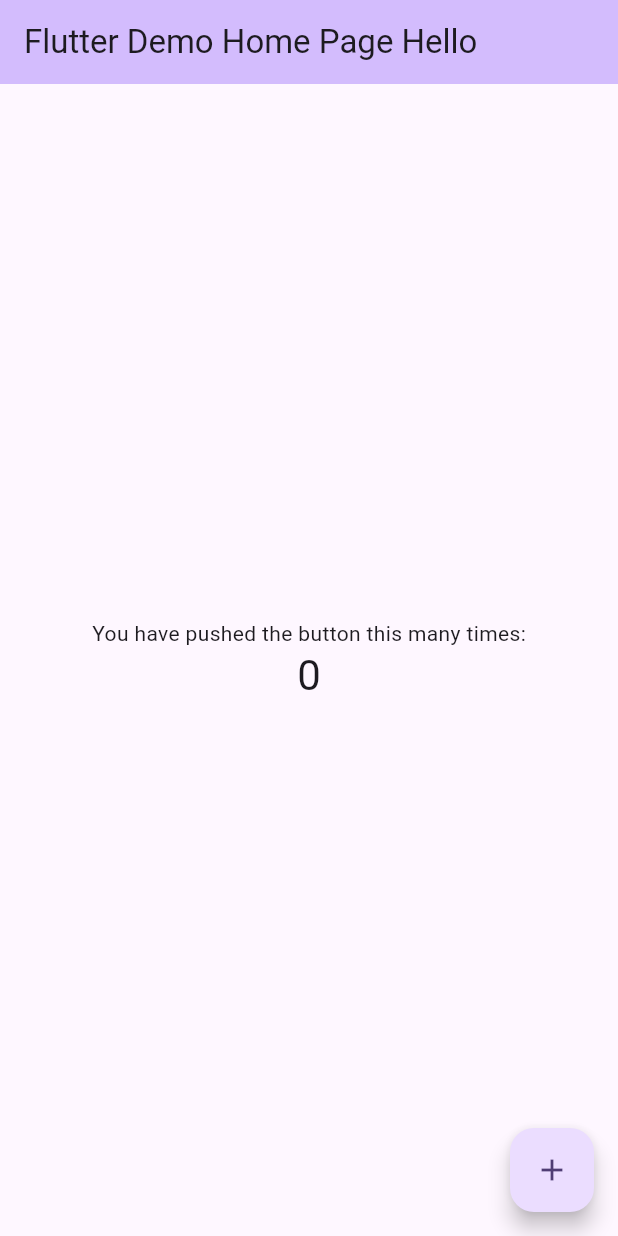
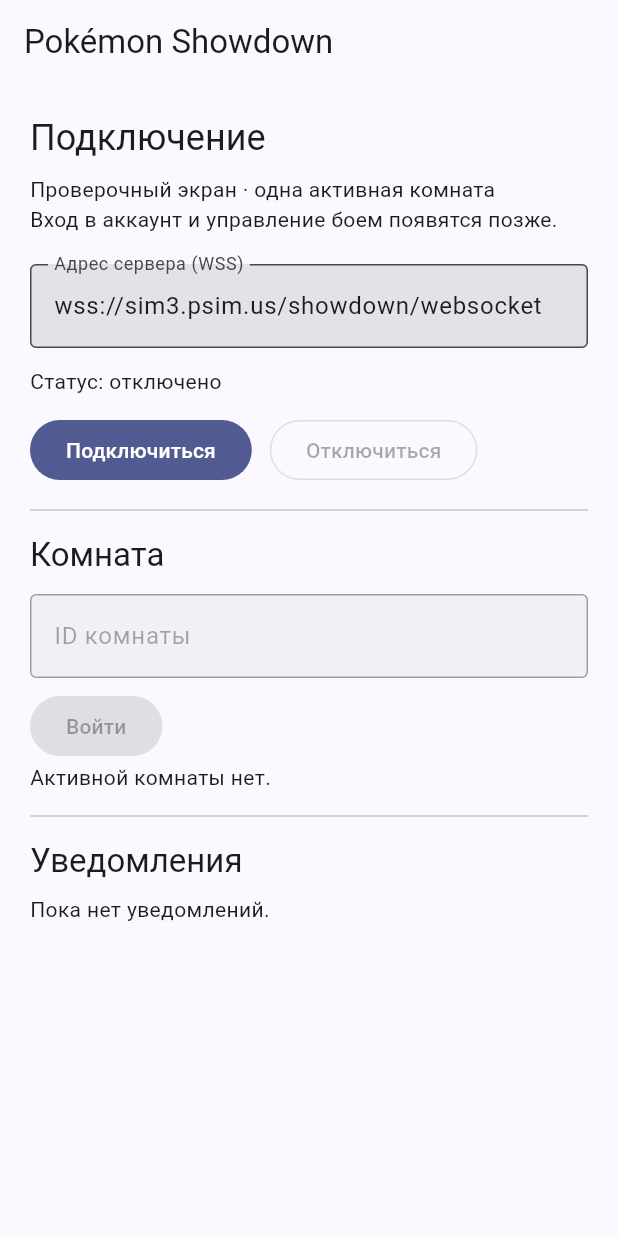
Before and after one commit to SlowBroshka/pokemon_showdown_client, a Flutter app: the screen it shows after launch, on a phone screen of 412 x 824 dp. Run offline on Flutter 3.47's test engine with Material 3 defaults, Android fonts, the phone set to English and light mode, and no system bars.

Commit message:
Add connection screen with one active room (#12)
Co-authored-by: vladk <vlad.kuz12@gmail.com>

```diff
--- /dev/null
+++ b/lib/features/connection/connection_controller.dart
@@ -0,0 +1,277 @@
+import 'dart:async';
+
+import 'package:flutter/foundation.dart';
+
+import '../../core/protocol/client_commands.dart';
+import '../../core/protocol/server_event_decoder.dart';
+import '../../core/rooms/room_router.dart';
+import '../../core/transport/showdown_transport.dart';
+
+/// Owns the transport and router. One selected room and one operation at a time.
+final class ConnectionController extends ChangeNotifier {
+  ConnectionController({
+    ShowdownTransport? transport,
+    this.roomTimeout = const Duration(seconds: 10),
+  }) : _transport = transport ?? ShowdownTransport() {
+    if (roomTimeout <= Duration.zero) {
+      throw ArgumentError('Timeout must be positive');
+    }
+    _router = RoomRouter(_transport);
+    _subscriptions.addAll([
+      _transport.statuses.listen(_onStatus),
+      _transport.failures.listen(
+        (failure) => _report(switch (failure.failure) {
+          TransportFailure.timeout => 'Время подключения истекло.',
+          TransportFailure.closed => 'Сервер закрыл соединение.',
+          TransportFailure.unsupportedMessage =>
+            'Сервер прислал неподдерживаемое сообщение.',
+          TransportFailure.send => 'Не удалось отправить команду.',
+          _ => 'Ошибка соединения. Попробуйте подключиться снова.',
+        }),
+      ),
+      _router.roomEvents.listen(_onRoom),
+      _router.globalEvents.listen(_onGlobal),
+    ]);
+  }
+
+  static const defaultEndpoint = 'wss://sim3.psim.us/showdown/websocket';
+  final ShowdownTransport _transport;
+  final Duration roomTimeout;
+  late final RoomRouter _router;
+  final _subscriptions = <StreamSubscription<dynamic>>[];
+  final _notices = <String>[];
+  RoomInfo? _room;
+  String? _joiningId;
+  bool _leaving = false;
+  bool _disconnecting = false;
+  bool _disposed = false;
+  Timer? _timer;
+  String? _error;
+  Future<void>? _cleanup;
+
+  TransportStatus get status => _transport.status;
+  RoomInfo? get room => _room;
+  String? get joiningId => _joiningId;
+  bool get leaving => _leaving;
+  bool get disconnecting => _disconnecting;
+  String? get error => _error;
+  List<String> get notices => List.unmodifiable(_notices);
+  bool get canConnect =>
+      !_disposed && !_disconnecting && status == TransportStatus.disconnected;
+  bool get canJoin =>
+      !_disposed &&
+      !_disconnecting &&
+      status == TransportStatus.connected &&
+      _room == null &&
+      _joiningId == null &&
+      !_leaving;
+  bool get canLeave =>
+      !_disposed &&
+      !_disconnecting &&
+      status == TransportStatus.connected &&
+      _room != null &&
+      !_room!.isStale &&
+      !_leaving;
+
+  Future<void> connect(String address) async {
+    if (!canConnect) return;
+    _error = null;
+    final uri = Uri.tryParse(address.trim());
+    if (uri == null ||
+        uri.scheme != 'wss' ||
+        uri.host.isEmpty ||
+        uri.userInfo.isNotEmpty ||
+        uri.hasFragment) {
+      _report('Введите WSS-адрес без логина, пароля и фрагмента.');
+      return;
+    }
+    _room = null;
+    try {
+      final pending = _transport.connect(uri);
+      _changed();
+      await pending;
+    } on TransportException {
+      // The failures stream reports network failures; cancellation is intentional.
+    } on ArgumentError {
+      _report('Некорректный адрес сервера.');
+    } on StateError {
+      _report('Подключение сейчас недоступно.');
+    }
+    _changed();
+  }
+
+  Future<void> disconnect() async {
+    if (_disposed || _disconnecting) return;
+    _disconnecting = true;
+    _clearOperation();
+    _stale();
+    final pending = _transport.disconnect();
+    _changed();
+    await pending;
+    _disconnecting = false;
+    _changed();
+  }
+
+  void join(String id) {
+    if (!canJoin) return;
+    final JoinRoomCommand command;
+    try {
+      command = JoinRoomCommand(roomId: id.trim());
+    } on ArgumentError {
+      _report('ID комнаты: строчные латинские буквы, цифры и дефисы.');
+      return;
+    }
+    _error = null;
+    _joiningId = command.roomId;
+    _awaitRoom();
+    _send(command);
+    _changed();
+  }
+
+  void leave() {
+    if (!canLeave) return;
+    _error = null;
+    _leaving = true;
+    _awaitRoom();
+    _send(LeaveRoomCommand(roomId: _room!.id));
+    _changed();
+  }
+
+  void _awaitRoom() {
+    _timer?.cancel();
+    _timer = Timer(roomTimeout, () {
+      _report(
+        'Сервер не подтвердил действие. Соединение закрыто; подключитесь снова.',
+      );
+      // A late init must not create a second room after a timed-out join.
+      unawaited(disconnect());
+    });
+  }
+
+  void _send(ClientCommand command) {
+    try {
+      _transport.send(command);
+    } on TransportException {
+      _clearOperation();
+    } on StateError {
+      _clearOperation();
+      _report('Нет соединения с сервером.');
+    }
+  }
+
+  void _onStatus(TransportStatus value) {
+    if (_disposed) return;
+    if (value == TransportStatus.disconnected ||
+        value == TransportStatus.disposed) {
+      _clearOperation();
+      _stale();
+    }
+    _notice(switch (value) {
+      TransportStatus.connecting => 'Подключение…',
+      TransportStatus.connected => 'Соединение установлено.',
+      _ => 'Соединение закрыто.',
+    });
+  }
+
+  void _onRoom(RoomEvent routed) {
+    if (_disposed || status != TransportStatus.connected || _disconnecting) {
+      return;
+    }
+    final event = routed.event;
+    final id = routed.roomId;
+    if (event is RoomInitEvent) {
+      if (_joiningId == id || _room?.id == id) {
+        _room = RoomInfo(id: id, type: event.roomType);
+        if (_joiningId == id) _clearOperation();
+        _notice('Вход в комнату подтверждён.');
+      } else {
+        // No unsolicited room becomes active. Keep the lower-level router general.
+        try {
+          _send(LeaveRoomCommand(roomId: id));
+        } on ArgumentError {
+          unawaited(disconnect());
+        }
+      }
+    } else if (event is RoomTitleEvent && _room?.id == id) {
+      _room = RoomInfo(id: id, type: _room!.type, title: event.title);
+      _changed();
+    } else if (event is RoomDeinitEvent &&
+        (_room?.id == id || _joiningId == id)) {
+      _room = null;
+      _clearOperation();
+      _notice('Выход из комнаты подтверждён.');
+    } else if (id == _joiningId || id == _room?.id) {
+      _onGlobal(event);
+    }
+  }
+
+  void _onGlobal(ServerEvent event) {
+    if (_disposed || _disconnecting || status != TransportStatus.connected) {
+      return;
+    }
+    if (event is ServerErrorEvent ||
+        event is PopupEvent ||
+        event is NameTakenEvent ||
+        (event is UnknownServerEvent && event.eventType == 'noinit')) {
+      _report(
+        'Сервер отклонил действие или прислал уведомление. Возможно, требуется вход в аккаунт.',
+      );
+      if (_joiningId != null || _leaving) unawaited(disconnect());
+    }
+  }
+
+  void _stale() {
+    final previous = _room;
+    if (previous != null) {
+      _room = RoomInfo(
+        id: previous.id,
+        type: previous.type,
+        title: previous.title,
+        isStale: true,
+      );
+    }
+  }
+
+  void _clearOperation() {
+    _timer?.cancel();
+    _timer = null;
+    _joiningId = null;
+    _leaving = false;
+  }
+
+  void _report(String message) {
+    if (_disposed) return;
+    _error = message;
+    _notice(message);
+  }
+
+  void _notice(String message) {
+    if (_disposed) return;
+    _notices.insert(0, message);
+    if (_notices.length > 50) _notices.removeLast();
+    _changed();
+  }
+
+  void _changed() {
+    if (!_disposed) notifyListeners();
+  }
+
+  /// Completion of resource cleanup after dispose(), useful for the app owner/tests.
+  Future<void> get closed => _cleanup ?? Future.value();
+  @override
+  void dispose() {
+    if (_disposed) return;
+    _disposed = true;
+    _clearOperation();
+    _cleanup = _closeResources();
+    super.dispose();
+  }
+
+  Future<void> _closeResources() async {
+    await Future.wait(
+      _subscriptions.map((subscription) => subscription.cancel()),
+    );
+    await _router.dispose();
+    await _transport.dispose();
+  }
+}
--- /dev/null
+++ b/lib/features/connection/connection_screen.dart
@@ -0,0 +1,208 @@
+import 'package:flutter/material.dart';
+
+import '../../core/transport/transport_status.dart';
+import 'connection_controller.dart';
+
+class ConnectionScreen extends StatefulWidget {
+  const ConnectionScreen({super.key, this.controller});
+  final ConnectionController? controller;
+
+  @override
+  State<ConnectionScreen> createState() => _ConnectionScreenState();
+}
+
+class _ConnectionScreenState extends State<ConnectionScreen> {
+  late final ConnectionController _controller;
+  final _endpoint = TextEditingController(
+    text: ConnectionController.defaultEndpoint,
+  );
+  final _roomId = TextEditingController();
+
+  @override
+  void initState() {
+    super.initState();
+    _controller = widget.controller ?? ConnectionController();
+  }
+
+  @override
+  void dispose() {
+    if (widget.controller == null) _controller.dispose();
+    _endpoint.dispose();
+    _roomId.dispose();
+    super.dispose();
+  }
+
+  @override
+  Widget build(BuildContext context) => Scaffold(
+    appBar: AppBar(title: const Text('Pokémon Showdown')),
+    body: SafeArea(
+      child: ListenableBuilder(
+        listenable: _controller,
+        builder: (context, _) {
+          final status = _controller.status;
+          final room = _controller.room;
+          return Align(
+            alignment: Alignment.topCenter,
+            child: ConstrainedBox(
+              constraints: const BoxConstraints(maxWidth: 720),
+              child: ListView(
+                padding: const EdgeInsets.all(20),
+                children: [
+                  Text(
+                    'Подключение',
+                    style: Theme.of(context).textTheme.headlineSmall,
+                  ),
+                  const SizedBox(height: 8),
+                  const Text(
+                    'Проверочный экран · одна активная комната\nВход в аккаунт и управление боем появятся позже.',
+                  ),
+                  const SizedBox(height: 20),
+                  TextField(
+                    controller: _endpoint,
+                    enabled: _controller.canConnect,
+                    keyboardType: TextInputType.url,
+                    autocorrect: false,
+                    decoration: const InputDecoration(
+                      labelText: 'Адрес сервера (WSS)',
+                      border: OutlineInputBorder(),
+                    ),
+                    onSubmitted: (_) => _controller.connect(_endpoint.text),
+                  ),
+                  const SizedBox(height: 12),
+                  Semantics(
+                    liveRegion: true,
+                    child: Text(switch (status) {
+                      TransportStatus.connecting => 'Статус: подключение…',
+                      TransportStatus.connected =>
+                        'Статус: соединение установлено',
+                      _ => 'Статус: отключено',
+                    }),
+                  ),
+                  const SizedBox(height: 12),
+                  Wrap(
+                    spacing: 12,
+                    runSpacing: 8,
+                    children: [
+                      FilledButton(
+                        onPressed: _controller.canConnect
+                            ? () => _controller.connect(_endpoint.text)
+                            : null,
+                        child: const Text('Подключиться'),
+                      ),
+                      OutlinedButton(
+                        onPressed:
+                            !_controller.disconnecting &&
+                                (status == TransportStatus.connecting ||
+                                    status == TransportStatus.connected)
+                            ? _controller.disconnect
+                            : null,
+                        child: Text(
+                          status == TransportStatus.connecting
+                              ? 'Отменить'
+                              : 'Отключиться',
+                        ),
+                      ),
+                    ],
+                  ),
+                  if (_controller.error != null) ...[
+                    const SizedBox(height: 12),
+                    Semantics(
+                      liveRegion: true,
+                      child: Text(
+                        _controller.error!,
+                        style: TextStyle(
+                          color: Theme.of(context).colorScheme.error,
+                        ),
+                      ),
+                    ),
+                  ],
+                  const Divider(height: 32),
+                  Text(
+                    'Комната',
+                    style: Theme.of(context).textTheme.titleLarge,
+                  ),
+                  const SizedBox(height: 12),
+                  if (room == null) ...[
+                    TextField(
+                      controller: _roomId,
+                      enabled: _controller.canJoin,
+                      autocorrect: false,
+                      decoration: const InputDecoration(
+                        labelText: 'ID комнаты',
+                        hintText: 'Например, lobby',
+                        border: OutlineInputBorder(),
+                      ),
+                      onSubmitted: (_) => _controller.join(_roomId.text),
+                    ),
+                    const SizedBox(height: 8),
+                    Align(
+                      alignment: Alignment.centerLeft,
+                      child: FilledButton(
+                        onPressed: _controller.canJoin
+                            ? () => _controller.join(_roomId.text)
+                            : null,
+                        child: const Text('Войти'),
+                      ),
+                    ),
+                    if (_controller.joiningId != null)
+                      const Text('Ожидаем подтверждение входа…')
+                    else
+                      const Text('Активной комнаты нет.'),
+                  ] else
+                    Card(
+                      child: Padding(
+                        padding: const EdgeInsets.all(16),
+                        child: Column(
+                          crossAxisAlignment: CrossAxisAlignment.start,
+                          children: [
+                            Text(
+                              room.title ?? room.id,
+                              style: Theme.of(context).textTheme.titleMedium,
+                            ),
+                            Text('ID: ${room.id}'),
+                            Text(
+                              'Тип: ${switch (room.type) {
+                                'chat' => 'чат',
+                                'battle' => 'бой',
+                                _ => 'другой',
+                              }}',
+                            ),
+                            if (room.isStale)
+                              const Text(
+                                'Данные устарели. Подключитесь и войдите в комнату снова.',
+                              ),
+                            if (_controller.leaving)
+                              const Text('Ожидаем подтверждение выхода…'),
+                            const SizedBox(height: 8),
+                            OutlinedButton(
+                              onPressed: _controller.canLeave
+                                  ? _controller.leave
+                                  : null,
+                              child: const Text('Выйти из комнаты'),
+                            ),
+                          ],
+                        ),
+                      ),
+                    ),
+                  const Divider(height: 32),
+                  Text(
+                    'Уведомления',
+                    style: Theme.of(context).textTheme.titleLarge,
+                  ),
+                  const SizedBox(height: 8),
+                  if (_controller.notices.isEmpty)
+                    const Text('Пока нет уведомлений.'),
+                  for (final notice in _controller.notices)
+                    Padding(
+                      padding: const EdgeInsets.symmetric(vertical: 4),
+                      child: Text(notice),
+                    ),
+                ],
+              ),
+            ),
+          );
+        },
+      ),
+    ),
+  );
+}
--- a/lib/main.dart
+++ b/lib/main.dart
@@ -1,122 +1,19 @@
 import 'package:flutter/material.dart';
 
-void main() {
-  runApp(const MyApp());
-}
+import 'features/connection/connection_screen.dart';
+
+void main() => runApp(const MyApp());
 
 class MyApp extends StatelessWidget {
   const MyApp({super.key});
 
-  // This widget is the root of your application.
   @override
-  Widget build(BuildContext context) {
-    return MaterialApp(
-      title: 'Flutter Demo',
-      theme: ThemeData(
-        // This is the theme of your application.
-        //
-        // TRY THIS: Try running your application with "flutter run". You'll see
-        // the application has a purple toolbar. Then, without quitting the app,
-        // try changing the seedColor in the colorScheme below to Colors.green
-        // and then invoke "hot reload" (save your changes or press the "hot
-        // reload" button in a Flutter-supported IDE, or press "r" if you used
-        // the command line to start the app).
-        //
-        // Notice that the counter didn't reset back to zero; the application
-        // state is not lost during the reload. To reset the state, use hot
-        // restart instead.
-        //
-        // This works for code too, not just values: Most code changes can be
-        // tested with just a hot reload.
-        colorScheme: .fromSeed(seedColor: Colors.deepPurple),
-      ),
-      home: const MyHomePage(title: 'Flutter Demo Home Page Hello'),
-    );
-  }
+  Widget build(BuildContext context) => MaterialApp(
+    title: 'Pokémon Showdown',
+    theme: ThemeData(
+      colorScheme: ColorScheme.fromSeed(seedColor: Colors.indigo),
+      inputDecorationTheme: const InputDecorationTheme(filled: true),
+    ),
+    home: const ConnectionScreen(),
+  );
 }
-
-class MyHomePage extends StatefulWidget {
-  const MyHomePage({super.key, required this.title});
-
-  // This widget is the home page of your application. It is stateful, meaning
-  // that it has a State object (defined below) that contains fields that affect
-  // how it looks.
-
-  // This class is the configuration for the state. It holds the values (in this
-  // case the title) provided by the parent (in this case the App widget) and
-  // used by the build method of the State. Fields in a Widget subclass are
-  // always marked "final".
-
-  final String title;
-
-  @override
-  State<MyHomePage> createState() => _MyHomePageState();
-}
-
-class _MyHomePageState extends State<MyHomePage> {
-  int _counter = 0;
-
-  void _incrementCounter() {
-    setState(() {
-      // This call to setState tells the Flutter framework that something has
-      // changed in this State, which causes it to rerun the build method below
-      // so that the display can reflect the updated values. If we changed
-      // _counter without calling setState(), then the build method would not be
-      // called again, and so nothing would appear to happen.
-      _counter++;
-    });
-  }
-
-  @override
-  Widget build(BuildContext context) {
-    // This method is rerun every time setState is called, for instance as done
-    // by the _incrementCounter method above.
-    //
-    // The Flutter framework has been optimized to make rerunning build methods
-    // fast, so that you can just rebuild anything that needs updating rather
-    // than having to individually change instances of widgets.
-    return Scaffold(
-      appBar: AppBar(
-        // TRY THIS: Try changing the color here to a specific color (to
-        // Colors.amber, perhaps?) and trigger a hot reload to see the AppBar
-        // change color while the other colors stay the same.
-        backgroundColor: Theme.of(context).colorScheme.inversePrimary,
-        // Here we take the value from the MyHomePage object that was created by
-        // the App.build method, and use it to set our appbar title.
-        title: Text(widget.title),
-      ),
-      body: Center(
-        // Center is a layout widget. It takes a single child and positions it
-        // in the middle of the parent.
-        child: Column(
-          // Column is also a layout widget. It takes a list of children and
-          // arranges them vertically. By default, it sizes itself to fit its
-          // children horizontally, and tries to be as tall as its parent.
-          //
-          // Column has various properties to control how it sizes itself and
-          // how it positions its children. Here we use mainAxisAlignment to
-          // center the children vertically; the main axis here is the vertical
-          // axis because Columns are vertical (the cross axis would be
-          // horizontal).
-          //
-          // TRY THIS: Invoke "debug painting" (choose the "Toggle Debug Paint"
-          // action in the IDE, or press "p" in the console), to see the
-          // wireframe for each widget.
-          mainAxisAlignment: .center,
-          children: [
-            const Text('You have pushed the button this many times:'),
-            Text(
-              '$_counter',
-              style: Theme.of(context).textTheme.headlineMedium,
-            ),
-          ],
-        ),
-      ),
-      floatingActionButton: FloatingActionButton(
-        onPressed: _incrementCounter,
-        tooltip: 'Increment',
-        child: const Icon(Icons.add),
-      ),
-    );
-  }
-}
```
Also changed, not shown: 4 other files.
